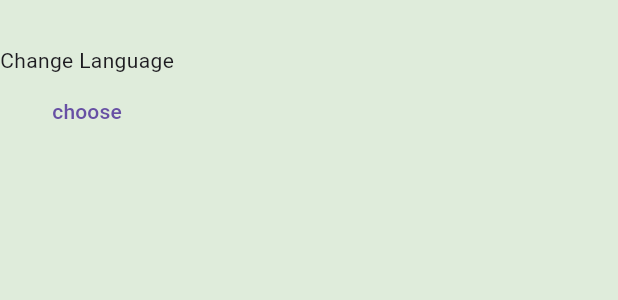
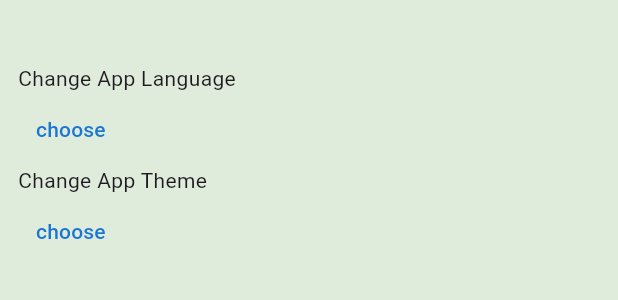
Before and after one commit to pgd8/ToDo, a Flutter app: the SettingsTab widget shown alone on an empty page, opened directly, on a phone screen of 412 x 824 dp. Shown: the top 300 px of the screen. Run offline on Flutter 3.47's test engine with Material 3 defaults, Android fonts, the phone set to English and light mode, and no system bars; our stand-ins replace date_picker_timeline, firebase_core; accounts and stored records are empty; generated files the repository leaves out were written again.

Commit message:
settings tab, provider,language sheet, app mode sheet is finished

```diff
--- a/lib/My_App/my_app.dart
+++ b/lib/My_App/my_app.dart
@@ -14,7 +14,7 @@ class MyApp extends StatelessWidget {
         var provider = Provider.of<MyProvider>(context);
         return MaterialApp(
           debugShowCheckedModeBanner: false,
-          title: 'To Do',
+          title: 'ToDo',
           theme: MyTheme.lightTheme,
           darkTheme: MyTheme.darkTheme,
           home: SplashScreen(),
--- a/lib/Providers/my_provider.dart
+++ b/lib/Providers/my_provider.dart
@@ -1,9 +1,16 @@
 import 'package:flutter/material.dart';
 
-class MyProvider extends ChangeNotifier{
+class MyProvider extends ChangeNotifier {
   String languageCode = "en";
+  ThemeMode mode = ThemeMode.light;
 
-  void changeLanguage(languageCode){}
+  void changeLanguage(String code) {
+    languageCode = code;
+    notifyListeners();
+  }
 
-  void changeMode(){}
+  void changeMode(ThemeMode theme) {
+    mode = theme;
+    notifyListeners();
+  }
 }
--- a/lib/Tabs/settings_tab.dart
+++ b/lib/Tabs/settings_tab.dart
@@ -2,16 +2,20 @@
 
 import 'package:flutter/material.dart';
 import 'package:todo/Tabs/Settings_Tab_Components/language_sheet.dart';
+import 'package:todo/Tabs/Settings_Tab_Components/theme_mode_sheet.dart';
 
 class SettingsTab extends StatelessWidget {
   @override
   Widget build(BuildContext context) {
-    return Column(
+    return Padding(
+      padding: const EdgeInsets.all(12.0),
+      child: Column(
+        crossAxisAlignment: CrossAxisAlignment.start,
         children: [
           SizedBox(
             height: 30,
           ),
-        Text("Change Language"),
+          Text("Change App Language"),
           TextButton(
             onPressed: () {
               showModalBottomSheet(
@@ -21,9 +25,32 @@ class SettingsTab extends StatelessWidget {
                 },
               );
             },
-          child: Text("choose"),
+            child: Text(
+              "choose",
+              style: TextStyle(
+                color: Colors.blue.shade700,
+              ),
+            ),
+          ),
+          Text("Change App Theme"),
+          TextButton(
+            onPressed: () {
+              showModalBottomSheet(
+                context: context,
+                builder: (context) {
+                  return ThemeModeSheet();
+                },
+              );
+            },
+            child: Text(
+              "choose",
+              style: TextStyle(
+                color: Colors.blue.shade700,
+              ),
+            ),
           ),
         ],
+      ),
     );
   }
 }
```
Also changed, not shown: lib/Tabs/Settings_Tab_Components/theme_mode_sheet.dart (added, +59 -0 lines). Lines whose indentation alone changed are shown as unchanged.
